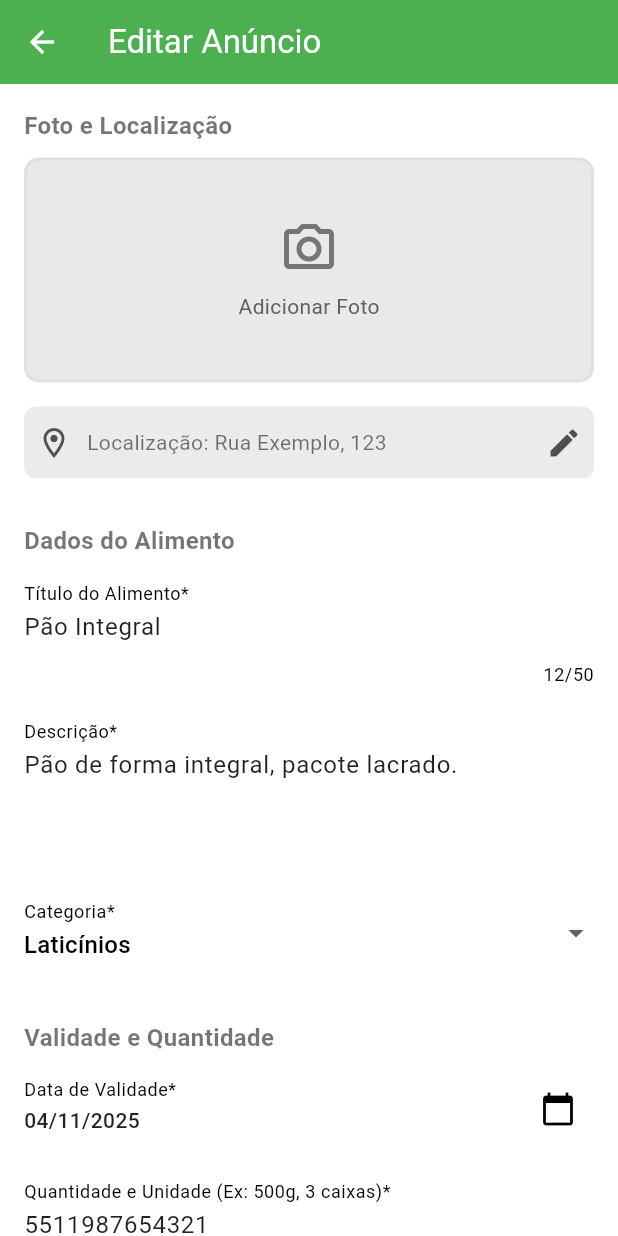
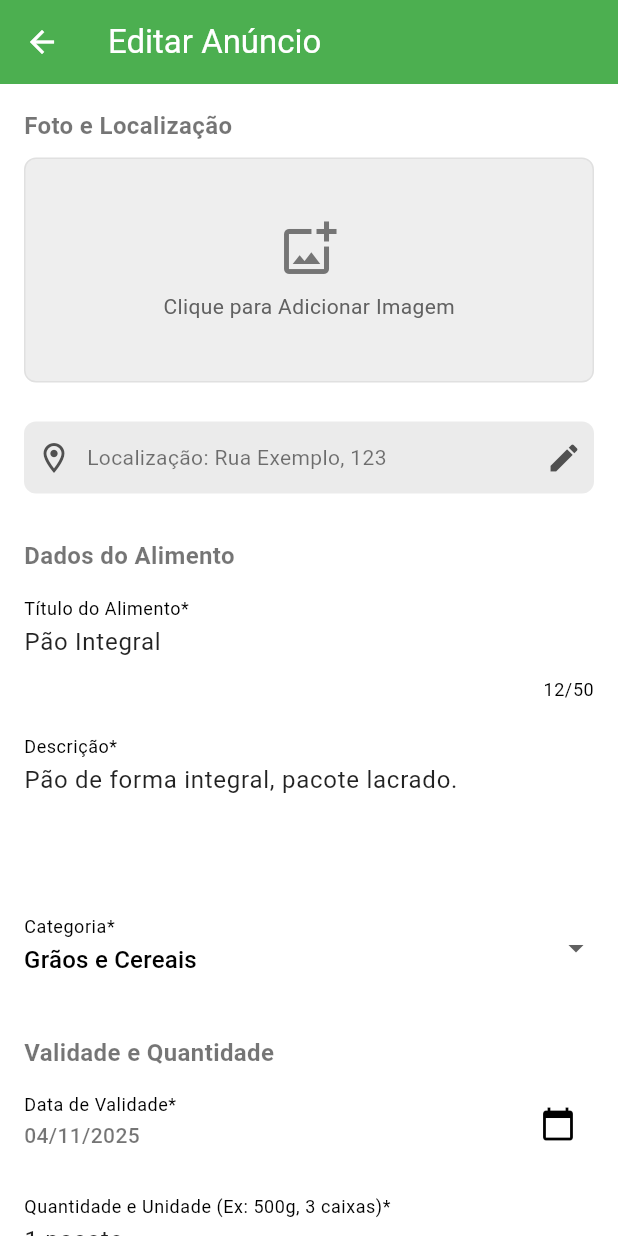
Before and after one commit to TalitaMunis/App_Bora_Trocar, a Flutter app: the NewAdPage screen opened directly with sample values from the repository, on a phone screen of 412 x 824 dp. Run offline on Flutter 3.47's test engine with Material 3 defaults, Android fonts, the light colour scheme and no system bars; our stand-ins replace shared_preferences; accounts and stored records are empty.

Commit message:
implementando busca e upload de imagem

```diff
--- a/bora_trocar/lib/models/food_listing.dart
+++ b/bora_trocar/lib/models/food_listing.dart
@@ -1,6 +1,4 @@
 // Arquivo: lib/models/food_listing.dart
-
-import 'package:flutter/material.dart'; // Mantido caso necessário, mas não essencial aqui.
 
 // Modelo para representar um anúncio de alimento
 class FoodListing {
@@ -8,7 +6,6 @@ class FoodListing {
   final String title;
   final String? imageUrl;
   final String statusProximidadeVencimento;
-
   final DateTime expiryDate;
   final String description;
   final String contactInfo;
@@ -22,14 +19,15 @@ class FoodListing {
     required this.expiryDate,
     required this.description,
     required this.contactInfo,
-    required this.quantity
+    required this.quantity,
   });
 
   // 🎯 MÉTODO copyWith ADICIONADO
   FoodListing copyWith({
     int? id,
     String? title,
-    ValueGetter<String?>? imageUrl, // Usamos ValueGetter para permitir passar null explicitamente
+    String?
+    imageUrl, // Usamos ValueGetter para permitir passar null explicitamente
     String? statusProximidadeVencimento,
     DateTime? expiryDate,
     String? description,
@@ -41,8 +39,9 @@ class FoodListing {
       id: id ?? this.id,
       title: title ?? this.title,
       // Se 'imageUrl' for passado como null, ValueGetter permite a substituição
-      imageUrl: imageUrl != null ? imageUrl() : this.imageUrl,
-      statusProximidadeVencimento: statusProximidadeVencimento ?? this.statusProximidadeVencimento,
+      imageUrl: imageUrl ?? this.imageUrl,
+      statusProximidadeVencimento:
+          statusProximidadeVencimento ?? this.statusProximidadeVencimento,
       expiryDate: expiryDate ?? this.expiryDate,
       description: description ?? this.description,
       contactInfo: contactInfo ?? this.contactInfo,
--- a/bora_trocar/lib/screens/new_ad_page.dart
+++ b/bora_trocar/lib/screens/new_ad_page.dart
@@ -1,12 +1,13 @@
 import 'package:flutter/material.dart';
 import 'package:intl/intl.dart';
 import 'package:provider/provider.dart';
+
 import '../theme/app_theme.dart';
 import '../services/ads_service.dart';
 import '../models/food_listing.dart';
+import '../services/image_service.dart'; // ✅ ImageService importado
 
 class NewAdPage extends StatefulWidget {
-  // ✅ Construtor adaptado para receber um anúncio para edição
   final FoodListing? listingToEdit;
 
   const NewAdPage({super.key, this.listingToEdit});
@@ -18,22 +19,33 @@ class NewAdPage extends StatefulWidget {
 class _NewAdPageState extends State<NewAdPage> {
   final _formKey = GlobalKey<FormState>();
 
+  late final ImageService _imageService = ImageService();
+
   // Controllers para preencher e gerenciar os TextFields
   late TextEditingController _titleController;
   late TextEditingController _descriptionController;
   late TextEditingController _quantityController;
 
-  // Variáveis de estado
+  // Variáveis de estado do formulário
   String _title = '';
-  String? _description;
-  String? _category;
-  DateTime? _expiryDate;
+  String _description = '';
+  String?
+  _category; // Mantido anulável para permitir estado 'nenhum selecionado'
+  DateTime _expiryDate = DateTime.now().add(const Duration(days: 1));
   String _quantity = '';
+
+  // ✅ ESTADO DA IMAGEM
+  String? _selectedImageUrl;
+  bool _isUploading = false;
 
   // Opções de categorias mockadas
   final List<String> _categories = const [
-    'Grãos e Cereais', 'Laticínios', 'Frutas e Vegetais',
-    'Pães e Massas', 'Carnes e Proteínas', 'Outros'
+    'Grãos e Cereais',
+    'Laticínios',
+    'Frutas e Vegetais',
+    'Pães e Massas',
+    'Carnes e Proteínas',
+    'Outros',
   ];
 
   @override
@@ -42,24 +54,24 @@ class _NewAdPageState extends State<NewAdPage> {
     final isEditing = widget.listingToEdit != null;
     final listing = widget.listingToEdit;
 
-    // Define os valores iniciais, ou String vazia/null se for Criação
-    final initialDescription = isEditing ? listing!.description : '';
-    final initialQuantityMock = isEditing ? listing!.contactInfo : '';
-    final initialCategoryMock = isEditing ? _categories[1] : null; // Mock para categoria: 'Laticínios'
-
-    // ✅ Inicializa controllers
-    _titleController = TextEditingController(text: isEditing ? listing!.title : '');
-    _descriptionController = TextEditingController(text: initialDescription);
-    _quantityController = TextEditingController(text: initialQuantityMock);
-
-    // ✅ Inicializa variáveis de estado
+    // Define valores iniciais para edição
     if (isEditing) {
       _title = listing!.title;
-      _description = initialDescription;
-      _category = initialCategoryMock;
+      _description = listing.description;
+      _quantity = listing.quantity;
       _expiryDate = listing.expiryDate;
-      _quantity = initialQuantityMock;
+      _selectedImageUrl = listing.imageUrl;
+      // Mock da categoria: usa a primeira categoria (mock), garantindo que não é nula na edição
+      _category = _categories[0];
+    } else {
+      // Garante que é null na criação, o que é o estado inicial correto para o Dropdown
+      _category = null;
     }
+
+    // Inicializa controllers com valores de edição ou String vazia
+    _titleController = TextEditingController(text: _title);
+    _descriptionController = TextEditingController(text: _description);
+    _quantityController = TextEditingController(text: _quantity);
   }
 
   @override
@@ -70,28 +82,46 @@ class _NewAdPageState extends State<NewAdPage> {
     super.dispose();
   }
 
+  // --- Lógica de Imagem ---
+  Future<void> _pickImage() async {
+    setState(() {
+      _isUploading = true;
+    });
+    try {
+      final newUrl = await _imageService.pickAndUploadImage();
+      setState(() {
+        _selectedImageUrl = newUrl;
+        _isUploading = false;
+      });
+    } catch (e) {
+      if (mounted) {
+        ScaffoldMessenger.of(context).showSnackBar(
+          SnackBar(content: Text('Erro ao selecionar imagem: $e')),
+        );
+      }
+      setState(() {
+        _isUploading = false;
+      });
+    }
+  }
+
+  void _removeImage() {
+    if (_selectedImageUrl != null) {
+      _imageService.removeImage(_selectedImageUrl!);
+    }
+    setState(() {
+      _selectedImageUrl = null;
+    });
+  }
+
+  // --- Lógica de Formulário ---
   Future<void> _selectDate(BuildContext context) async {
-    // ... (Função inalterada) ...
     final DateTime? picked = await showDatePicker(
       context: context,
-      initialDate: _expiryDate ?? DateTime.now().add(const Duration(days: 1)),
+      initialDate: _expiryDate,
       firstDate: DateTime.now(),
       lastDate: DateTime.now().add(const Duration(days: 365)),
       helpText: 'Selecione a Data de Validade',
-      cancelText: 'Cancelar',
-      confirmText: 'Confirmar',
-      builder: (context, child) {
-        return Theme(
-          data: Theme.of(context).copyWith(
-            colorScheme: ColorScheme.light(
-              primary: AppTheme.primaryColor,
-              onPrimary: Colors.white,
-              onSurface: Colors.black,
-            ),
-          ),
-          child: child!,
-        );
-      },
     );
     if (picked != null && picked != _expiryDate) {
       setState(() {
@@ -101,39 +131,34 @@ class _NewAdPageState extends State<NewAdPage> {
   }
 
   void _saveForm() {
-    // Valida todos os campos do formulário e verifica se data/categoria foram selecionados
-    if (_formKey.currentState!.validate() && _expiryDate != null && _category != null) {
+    if (_formKey.currentState!.validate() && _category != null) {
       _formKey.currentState!.save();
 
       final adsService = Provider.of<AdsService>(context, listen: false);
       final isEditing = widget.listingToEdit != null;
 
-      // ⚠️ Mock de dados que não vêm do formulário, mas são obrigatórios no modelo:
-      final statusProximidadeVencimento = isEditing ? widget.listingToEdit!.statusProximidadeVencimento : 'Novo anúncio!';
-      final contactInfoMock = '5511999999999';
+      const contactInfoMock = '5511999999999';
+      final statusProximidadeVencimento = isEditing
+          ? widget.listingToEdit!.statusProximidadeVencimento
+          : 'Novo anúncio!';
 
-
-      // 1. Constrói o objeto (Novo ou Atualizado)
       final listingToSave = FoodListing(
-        // Se for edição, mantém o ID original. Se for criação, usa ID 0 (o serviço gera o ID final).
         id: isEditing ? widget.listingToEdit!.id : 0,
         title: _title,
-        description: _description ?? '', // Força String
-        expiryDate: _expiryDate!,
+        description: _description,
+        quantity: _quantity,
+        expiryDate: _expiryDate,
+        contactInfo: contactInfoMock,
+        imageUrl: _selectedImageUrl,
         statusProximidadeVencimento: statusProximidadeVencimento,
-        contactInfo: contactInfoMock,
-        imageUrl: widget.listingToEdit?.imageUrl, // Mantém a URL se for edição
-        quantity: _quantity,
       );
 
-      // 2. Lógica de decisão: Edição ou Criação
       if (isEditing) {
         adsService.updateListing(listingToSave);
       } else {
         adsService.addListing(listingToSave);
       }
 
-      // Feedback visual
       ScaffoldMessenger.of(context).showSnackBar(
         SnackBar(
           content: Text(
@@ -146,13 +171,13 @@ class _NewAdPageState extends State<NewAdPage> {
         ),
       );
 
-      // Navega de volta para a tela anterior
       Navigator.pop(context);
     } else {
-      // Feedback para campos faltando
       ScaffoldMessenger.of(context).showSnackBar(
         const SnackBar(
-          content: Text('Por favor, preencha todos os campos obrigatórios.'),
+          content: Text(
+            'Por favor, preencha todos os campos obrigatórios (incluindo Categoria).',
+          ),
           backgroundColor: Colors.red,
         ),
       );
@@ -165,7 +190,6 @@ class _NewAdPageState extends State<NewAdPage> {
 
     return Scaffold(
       appBar: AppBar(
-        // Título dinâmico
         title: Text(isEditing ? 'Editar Anúncio' : 'Criar Novo Anúncio'),
         backgroundColor: AppTheme.primaryColor,
         foregroundColor: Colors.white,
@@ -177,10 +201,15 @@ class _NewAdPageState extends State<NewAdPage> {
           child: Column(
             crossAxisAlignment: CrossAxisAlignment.start,
             children: <Widget>[
-              // --- FOTO e LOCALIZAÇÃO ---
-              const Text('Foto e Localização', style: TextStyle(fontSize: 16, fontWeight: FontWeight.bold)),
+              // --- 1. FOTO e LOCALIZAÇÃO ---
+              const Text(
+                'Foto e Localização',
+                style: TextStyle(fontSize: 16, fontWeight: FontWeight.bold),
+              ),
               const SizedBox(height: 10),
-              _buildImageUploadPlaceholder(),
+
+              _buildImagePicker(), // Widget de Upload Integrado
+
               const SizedBox(height: 16),
               _buildInfoContainer(
                 icon: Icons.location_on_outlined,
@@ -190,33 +219,41 @@ class _NewAdPageState extends State<NewAdPage> {
               const Divider(height: 30),
 
               // --- 2. DADOS DO ALIMENTO ---
-              const Text('Dados do Alimento', style: TextStyle(fontSize: 16, fontWeight: FontWeight.bold)),
+              const Text(
+                'Dados do Alimento',
+                style: TextStyle(fontSize: 16, fontWeight: FontWeight.bold),
+              ),
               const SizedBox(height: 10),
 
               // Título (RF01)
               TextFormField(
-                controller: _titleController, // ✅ Usando Controller
-                decoration: const InputDecoration(labelText: 'Título do Alimento*'),
+                controller: _titleController,
+                decoration: const InputDecoration(
+                  labelText: 'Título do Alimento*',
+                ),
                 maxLength: 50,
                 onSaved: (value) => _title = value!,
-                validator: (value) => value!.isEmpty ? 'O título é obrigatório.' : null,
+                validator: (value) =>
+                    value!.isEmpty ? 'O título é obrigatório.' : null,
               ),
               const SizedBox(height: 16),
 
               // Descrição (RF01)
               TextFormField(
-                controller: _descriptionController, // ✅ Usando Controller
+                controller: _descriptionController,
                 decoration: const InputDecoration(labelText: 'Descrição*'),
                 maxLines: 3,
-                onSaved: (value) => _description = value, // Salva como String?
-                validator: (value) => value!.isEmpty ? 'A descrição é obrigatória.' : null,
+                onSaved: (value) => _description = value!,
+                validator: (value) =>
+                    value!.isEmpty ? 'A descrição é obrigatória.' : null,
               ),
               const SizedBox(height: 16),
 
               // Categoria (RF01)
               DropdownButtonFormField<String>(
                 decoration: const InputDecoration(labelText: 'Categoria*'),
-                initialValue: _category,
+                initialValue:
+                    _category, // ✅ Agora só usa 'value', que é o correto
                 items: _categories.map((String category) {
                   return DropdownMenuItem<String>(
                     value: category,
@@ -229,12 +266,16 @@ class _NewAdPageState extends State<NewAdPage> {
                   });
                 },
                 onSaved: (value) => _category = value,
-                validator: (value) => value == null ? 'Selecione uma categoria.' : null,
+                validator: (value) =>
+                    value == null ? 'Selecione uma categoria.' : null,
               ),
               const Divider(height: 30),
 
               // --- 3. VALIDADE E QUANTIDADE ---
-              const Text('Validade e Quantidade', style: TextStyle(fontSize: 16, fontWeight: FontWeight.bold)),
+              const Text(
+                'Validade e Quantidade',
+                style: TextStyle(fontSize: 16, fontWeight: FontWeight.bold),
+              ),
               const SizedBox(height: 10),
 
               // Data de Validade (RF01)
@@ -243,11 +284,14 @@ class _NewAdPageState extends State<NewAdPage> {
 
               // Quantidade (RF01)
               TextFormField(
-                controller: _quantityController, // ✅ Usando Controller
-                decoration: const InputDecoration(labelText: 'Quantidade e Unidade (Ex: 500g, 3 caixas)*'),
+                controller: _quantityController,
+                decoration: const InputDecoration(
+                  labelText: 'Quantidade e Unidade (Ex: 500g, 3 caixas)*',
+                ),
                 keyboardType: TextInputType.text,
-                onSaved: (value) => _quantity = value!, // Salva como String
-                validator: (value) => value!.isEmpty ? 'A quantidade é obrigatória.' : null,
+                onSaved: (value) => _quantity = value!,
+                validator: (value) =>
+                    value!.isEmpty ? 'A quantidade é obrigatória.' : null,
               ),
               const Divider(height: 30),
 
@@ -255,14 +299,22 @@ class _NewAdPageState extends State<NewAdPage> {
               SizedBox(
                 width: double.infinity,
                 child: ElevatedButton.icon(
-                  onPressed: _saveForm,
+                  onPressed: _isUploading ? null : _saveForm,
                   icon: Icon(isEditing ? Icons.save : Icons.upload_file),
-                  label: Text(isEditing ? 'Salvar Alterações' : 'Publicar Anúncio', style: const TextStyle(fontSize: 16, fontWeight: FontWeight.bold)),
+                  label: Text(
+                    isEditing ? 'Salvar Alterações' : 'Publicar Anúncio',
+                    style: const TextStyle(
+                      fontSize: 16,
+                      fontWeight: FontWeight.bold,
+                    ),
+                  ),
                   style: ElevatedButton.styleFrom(
                     backgroundColor: AppTheme.primaryColor,
                     foregroundColor: Colors.white,
                     padding: const EdgeInsets.symmetric(vertical: 15),
-                    shape: RoundedRectangleBorder(borderRadius: BorderRadius.circular(10)),
+                    shape: RoundedRectangleBorder(
+                      borderRadius: BorderRadius.circular(10),
+                    ),
                   ),
                 ),
               ),
@@ -273,31 +325,102 @@ class _NewAdPageState extends State<NewAdPage> {
     );
   }
 
-// Widget auxiliar para o placeholder de upload de imagem (RF01)
-Widget _buildImageUploadPlaceholder() {
-  const Color placeholderWithOpacity = Color.fromARGB(127, 210, 210, 210);
+  // --- WIDGETS AUXILIARES ---
 
-  return Container(
+  // Widget Builder para o upload de imagem
+  // Widget Builder para o upload de imagem
+  Widget _buildImagePicker() {
+    return Column(
+      crossAxisAlignment: CrossAxisAlignment.stretch,
+      children: [
+        // ✅ 1. Envolve o Container principal em um InkWell
+        InkWell(
+          // Aciona o seletor de imagem ao clicar no placeholder/imagem
+          onTap: _isUploading ? null : _pickImage,
+          borderRadius: BorderRadius.circular(8),
+
+          child: Container(
             height: 150,
-    width: double.infinity,
             decoration: BoxDecoration(
-      color: placeholderWithOpacity,
-      borderRadius: BorderRadius.circular(10),
-      border: Border.all(color: AppTheme.dividerColor, width: 2),
+              color: Colors.grey.shade200,
+              borderRadius: BorderRadius.circular(8),
+              border: Border.all(color: AppTheme.dividerColor),
             ),
+            clipBehavior: Clip.antiAlias,
+            child: _isUploading
+                ? const Center(
+                    child: CircularProgressIndicator(
+                      color: AppTheme.primaryColor,
+                    ),
+                  ) // Loading
+                : _selectedImageUrl != null
+                ? Image.network(
+                    _selectedImageUrl!,
+                    fit: BoxFit.cover,
+                    // Adiciona uma sobreposição sutil para indicar que é clicável
+                    loadingBuilder: (context, child, loadingProgress) {
+                      if (loadingProgress == null) return child;
+                      return Center(child: child);
+                    },
+                    errorBuilder: (context, error, stackTrace) => Center(
+                      child: Icon(
+                        Icons.image_not_supported,
+                        size: 50,
+                        color: Colors.grey.shade600,
+                      ),
+                    ),
+                  )
+                : Center(
+                    // Estado: Nenhuma imagem selecionada
                     child: Column(
                       mainAxisAlignment: MainAxisAlignment.center,
                       children: [
-        Icon(Icons.camera_alt_outlined, size: 40, color: Colors.grey.shade600),
+                        Icon(
+                          Icons
+                              .add_photo_alternate_outlined, // 🎯 Ícone de adicionar foto
+                          size: 40,
+                          color: Colors.grey.shade600,
+                        ),
                         const SizedBox(height: 8),
-        Text('Adicionar Foto', style: TextStyle(color: Colors.grey.shade700)),
+                        Text(
+                          'Clique para Adicionar Imagem',
+                          style: TextStyle(color: Colors.grey.shade700),
+                        ),
                       ],
                     ),
+                  ),
+          ),
+        ),
+        const SizedBox(height: 10),
+
+        // Botões de Ação
+        Row(
+          mainAxisAlignment: MainAxisAlignment.end,
+          children: [
+            // Botão de REMOVER IMAGEM
+            if (_selectedImageUrl != null)
+              TextButton.icon(
+                onPressed: _isUploading ? null : _removeImage,
+                icon: const Icon(Icons.delete_outline, color: Colors.red),
+                label: const Text(
+                  'Remover',
+                  style: TextStyle(color: Colors.red),
+                ),
+              ),
+
+            const Spacer(),
+          ],
+        ),
+      ],
     );
   }
 
   // Widget auxiliar para campos de informação simulados
-  Widget _buildInfoContainer({required IconData icon, required String text, Widget? trailing}) {
+  Widget _buildInfoContainer({
+    required IconData icon,
+    required String text,
+    Widget? trailing,
+  }) {
     return Container(
       padding: const EdgeInsets.symmetric(vertical: 12, horizontal: 8),
       decoration: BoxDecoration(
@@ -326,13 +449,8 @@ Widget _buildImageUploadPlaceholder() {
         ),
         baseStyle: const TextStyle(fontSize: 16),
         child: Text(
-          _expiryDate == null
-              ? 'Selecione a data'
-              : DateFormat('dd/MM/yyyy').format(_expiryDate!),
-          style: TextStyle(
-            color: _expiryDate == null ? Colors.grey.shade600 : Colors.black87,
-            fontWeight: _expiryDate == null ? FontWeight.normal : FontWeight.w500
-          ),
+          DateFormat('dd/MM/yyyy').format(_expiryDate),
+          style: const TextStyle(fontWeight: FontWeight.w500),
         ),
       ),
     );
--- /dev/null
+++ b/bora_trocar/lib/services/image_service.dart
@@ -0,0 +1,50 @@
+import 'dart:math';
+
+/// Serviço que simula a escolha e o upload de uma imagem
+/// Retorna uma URL de placeholder para simular o Firebase Storage.
+class ImageService {
+  final List<String> placeholderTexts = [
+    'Pão',
+    'Fruta',
+    'Doce',
+    'Vegetal',
+    'Carne',
+    'Laticínio',
+    'Bebida',
+  ];
+  final List<String> placeholderColors = [
+    '50C4FF',
+    'FFD700',
+    'FF5733',
+    '4CAF50',
+    '800080',
+    'FF6347',
+    '00CED1',
+  ];
+  final Random _random = Random();
+
+  /// Simula a abertura do seletor de arquivos e o upload.
+  /// Retorna a URL da imagem (simulada) que foi "selecionada".
+  Future<String> pickAndUploadImage() async {
+    // Simula o tempo de espera para o usuário escolher a imagem
+    await Future.delayed(const Duration(milliseconds: 700));
+
+    // Lógica para gerar uma URL de placeholder única e aleatória
+    final textIndex = _random.nextInt(placeholderTexts.length);
+    final colorIndex = _random.nextInt(placeholderColors.length);
+
+    final text = placeholderTexts[textIndex];
+    final color = placeholderColors[colorIndex];
+
+    // URL de placeholder (simula a URL pública do Storage)
+    final imageUrl = 'https://placehold.co/600x400/$color/white?text=$text';
+
+    return imageUrl;
+  }
+
+  /// Simula a remoção da imagem no Storage.
+  Future<void> removeImage(String url) async {
+    // ❌ A instrução 'print' foi removida para eliminar o aviso de produção.
+    await Future.delayed(const Duration(milliseconds: 300));
+  }
+}
--- a/bora_trocar/pubspec.yaml
+++ b/bora_trocar/pubspec.yaml
@@ -1,6 +1,6 @@
 name: bora_trocar
 description: "A new Flutter project."
-publish_to: 'none' # Remove esta linha se quiser publicar no pub.dev
+publish_to: "none" # Remove esta linha se quiser publicar no pub.dev
 
 version: 1.0.0+1
 
@@ -15,11 +15,11 @@ dependencies:
 
   provider: ^6.0.0
 
-  shared_preferences: ^2.1.0  # Adicionando o número de patch
+  shared_preferences: ^2.1.0 # Adicionando o número de patch
 
   # Pacotes externos
   cupertino_icons: ^1.0.8
-  url_launcher: ^6.3.1  # pacote para abrir links externos
+  url_launcher: ^6.3.1 # pacote para abrir links externos
 
 dev_dependencies:
   flutter_test:
```
Also changed, not shown: bora_trocar/lib/my_app.dart (+8 -7 lines), bora_trocar/lib/screens/home_page.dart (+78 -29 lines), bora_trocar/lib/services/ads_service.dart (+57 -20 lines). Lines whose indentation alone changed are shown as unchanged.
